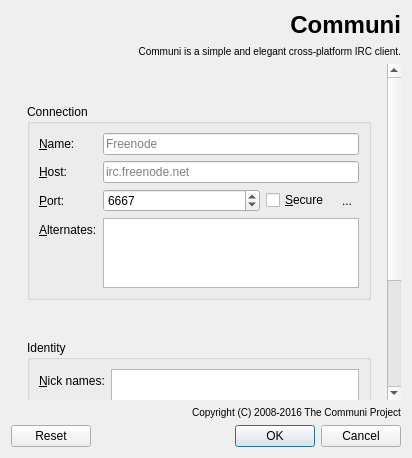
The window that src/app/connectpage.ui (communi/communi-desktop) describes before a commit, drawn with Qt 5.
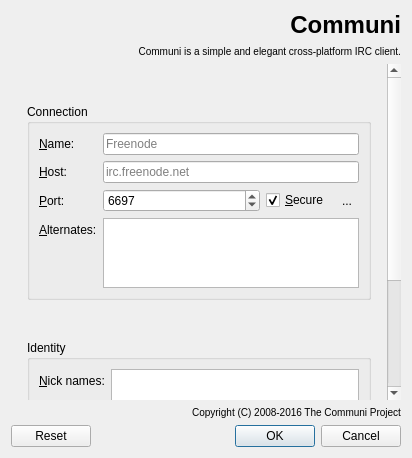
The same window after the commit. Icons and pictures are not drawn.

Commit message: Switch to secure connect by default.

What changed in the file:
```diff
--- a/src/app/connectpage.ui
+++ b/src/app/connectpage.ui
@@ -167,7 +167,7 @@
                <number>65535</number>
               </property>
               <property name="value">
-               <number>6667</number>
+               <number>6697</number>
               </property>
              </widget>
             </item>
@@ -176,6 +176,9 @@
               <property name="text">
                <string>&amp;Secure</string>
               </property>
+              <property name="checked">
+               <bool>true</bool>
+              </property>
              </widget>
             </item>
             <item>
```
